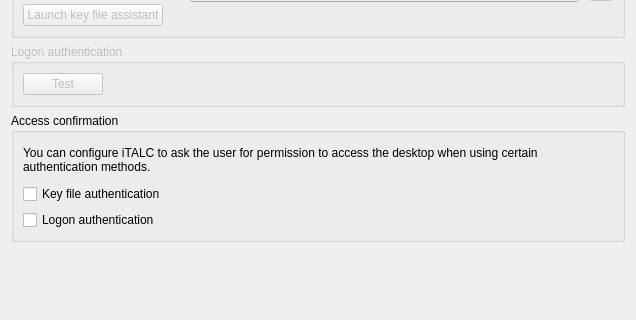
The window that configurator/forms/AuthenticationConfigurationPage.ui (veyon/veyon) describes before a commit, drawn with Qt 5; both pictures show x 0 to 636 and y 167 to 487 of the 636 by 781 pixel window.
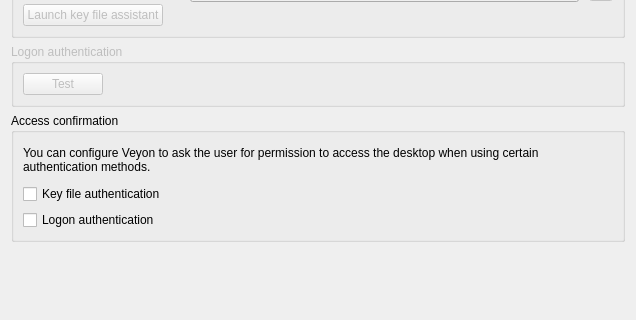
The same window after the commit. Icons and pictures are not drawn.

Commit message:
Relaunch as Veyon
The software is now called "Veyon" (Virtual Eye On Networks) to reflect
the broader area of use (not just limited to classroom management
purposes) and also avoid possible conflicts with existing brands with
similar names. It also reflects the complete overhaul of the whole
software.

```diff
--- a/configurator/forms/AuthenticationConfigurationPage.ui
+++ b/configurator/forms/AuthenticationConfigurationPage.ui
@@ -210,7 +210,7 @@
          </size>
         </property>
         <property name="text">
-         <string>You can configure iTALC to ask the user for permission to access the desktop when using certain authentication methods.</string>
+         <string>You can configure Veyon to ask the user for permission to access the desktop when using certain authentication methods.</string>
         </property>
         <property name="wordWrap">
          <bool>true</bool>
```
Left out of the diff: 10 changed lines with no effect on the pictures. The commit also changes 353 other files.
